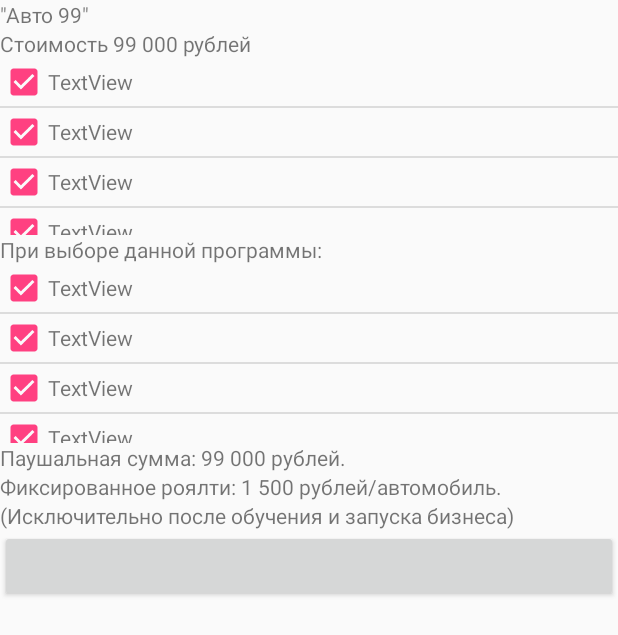
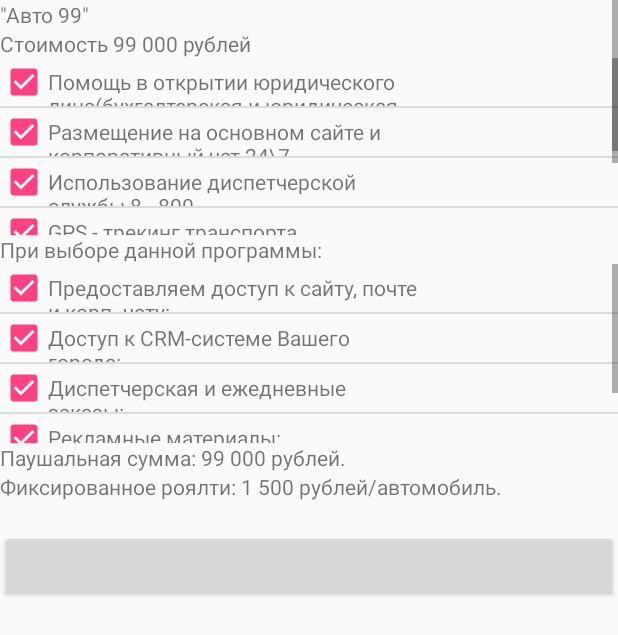
Before and after one commit to kostya05983/auto_aliance, an Android app: the FranchisingActivity screen opened directly, with no data from a screen before it, in the side drawer, after a tap on "Франчайзинг", on a phone screen of 412 x 824 dp. Shown: the top 635 px of the screen. Run offline under Robolectric (Android 15) with nearby library versions, the phone set to English and light mode, and no system bars; 2 statements that could not run were skipped.

Commit message:
fix element of list

```diff
--- a/app/src/main/java/com/it_zoo/kostya05983/auto_aliance/activities/AbstractNavigation.kt
+++ b/app/src/main/java/com/it_zoo/kostya05983/auto_aliance/activities/AbstractNavigation.kt
@@ -22,10 +22,10 @@ abstract class AbstractNavigation : AppCompatActivity(), NavigationView.OnNaviga
                 val intent = Intent(this, BuyYourAutoActivity::class.java)
                 startActivity(intent)
             }
-//            R.id.nav_franchising -> {
-//                val intent = Intent(this, FranchisingActivity::class.java)
-//                startActivity(intent)
-//            }
+            R.id.nav_franchising -> {
+                val intent = Intent(this, FranchisingActivity::class.java)
+                startActivity(intent)
+            }
             R.id.nav_rent_car -> {
                 val intent = Intent(this, RentCarActivity::class.java)
                 startActivity(intent)
--- a/app/src/main/java/com/it_zoo/kostya05983/auto_aliance/activities/FranchisingActivity.kt
+++ b/app/src/main/java/com/it_zoo/kostya05983/auto_aliance/activities/FranchisingActivity.kt
@@ -172,7 +172,7 @@ class FranchisingActivity : AbstractNavigation() {
                     price_1.text = collectionAgry[position].PaushPrice
                     fixprice.text = collectionAgry[position].FixPrice
 
-                    additionalInfo.text = if(collectionAgry[position].additionInfo!= null) collectionAgry[position].additionInfo else ""
+                    //additionalInfo.text = if(collectionAgry[position].additionInfo!= null) collectionAgry[position].additionInfo else ""
                 }
                 2->{
                     val linerLayout = gridMain as LinearLayout
@@ -226,7 +226,7 @@ class FranchisingActivity : AbstractNavigation() {
             val checkBox = gridMain.findViewById<CheckBox>(R.id.checkBox)
             checkBox.isChecked = true;
 
-            val item = gridMain.findViewById<TextView>(R.id.city_choose)
+            val item = gridMain.findViewById<TextView>(R.id.item_section_ui)
             item.text = collectionAgry[indexOfBlock].sectionFirst!![position]
 
             return gridMain
@@ -254,7 +254,7 @@ class FranchisingActivity : AbstractNavigation() {
             val checkBox = gridMain.findViewById<CheckBox>(R.id.checkBox)
             checkBox.isChecked = true;
 
-            val item = gridMain.findViewById<TextView>(R.id.city_choose)
+            val item = gridMain.findViewById<TextView>(R.id.item_section_ui)
             item.text = collectionAgry[indexOfBlock].sectionSecond!![position]
 
             return gridMain
```
